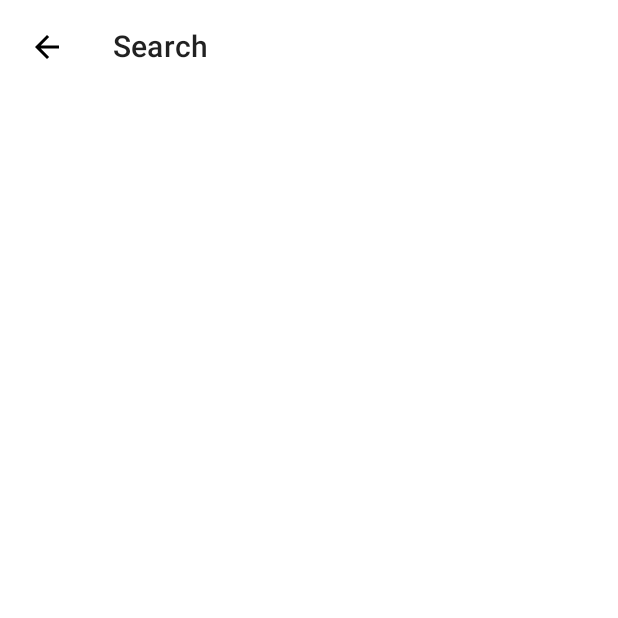
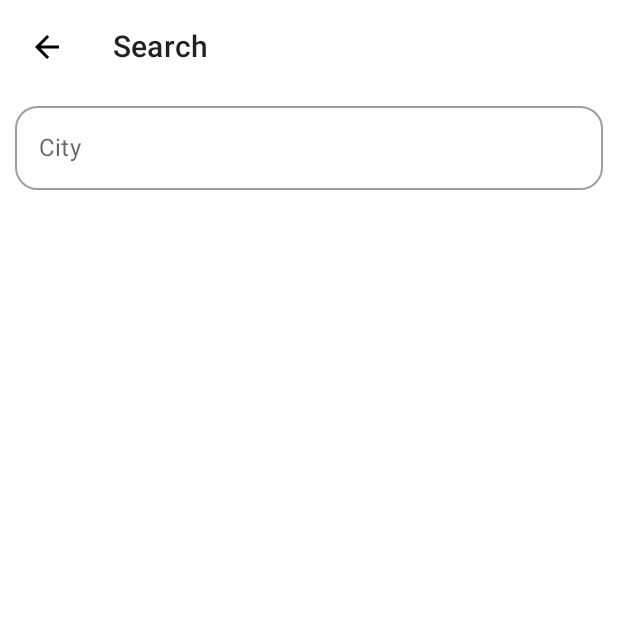
Before and after one commit to DizzyMelo/WeatherForecastApp, an Android app built with Jetpack Compose: the SearchScreen screen opened through its navigation route, on a phone screen of 412 x 824 dp, the top half of it. Before the commit the part shown is almost empty. Run offline under Robolectric (Android 15) with nearby library versions, the phone set to English and light mode, and no system bars; our stand-ins replace Dagger/Hilt's generated code.

Commit message:
finished search bar

```diff
--- a/app/src/main/java/com/study/weatherforecastapp/screens/search/SearchScreen.kt
+++ b/app/src/main/java/com/study/weatherforecastapp/screens/search/SearchScreen.kt
@@ -27,6 +27,7 @@ import androidx.compose.ui.text.input.KeyboardType
 import androidx.compose.ui.unit.dp
 import androidx.navigation.NavController
 import com.study.weatherforecastapp.components.WeatherAppBar
+import com.study.weatherforecastapp.navigation.AppScreens
 
 @SuppressLint("UnusedMaterialScaffoldPaddingParameter")
 @Composable
@@ -46,6 +47,14 @@ fun SearchScreen(navController: NavController) {
                 verticalArrangement = Arrangement.Center,
                 horizontalAlignment = Alignment.CenterHorizontally
             ) {
+                SearchBar(
+                    modifier = Modifier
+                        .fillMaxWidth()
+                        .padding(16.dp)
+                        .align(Alignment.CenterHorizontally)
+                ) {
+                    navController.navigate(route = "${AppScreens.MainScreen.name}/$it")
+                }
             }
         }
     }
@@ -53,20 +62,27 @@ fun SearchScreen(navController: NavController) {
 
 @OptIn(ExperimentalComposeUiApi::class)
 @Composable
-fun SearchBar(onSearch: (String) -> Unit = {}) {
+fun SearchBar(modifier: Modifier = Modifier, onSearch: (String) -> Unit = {}) {
     val searchQueryState = rememberSaveable {
         mutableStateOf("")
     }
     val keyboardController = LocalSoftwareKeyboardController.current
-    val validState = remember(searchQueryState.value) {
+    val isValid = remember(searchQueryState.value) {
         searchQueryState.value.trim().isNotEmpty()
     }
 
     Column {
         CommonTextField(
             valueState = searchQueryState,
-            label = "Natal",
-            onAction = KeyboardActions {}
+            label = "City",
+            onAction = KeyboardActions {
+                if(!isValid) {
+                    return@KeyboardActions
+                }
+                onSearch(searchQueryState.value.trim())
+                searchQueryState.value = ""
+                keyboardController?.hide()
+            }
         )
     }
 }
```
